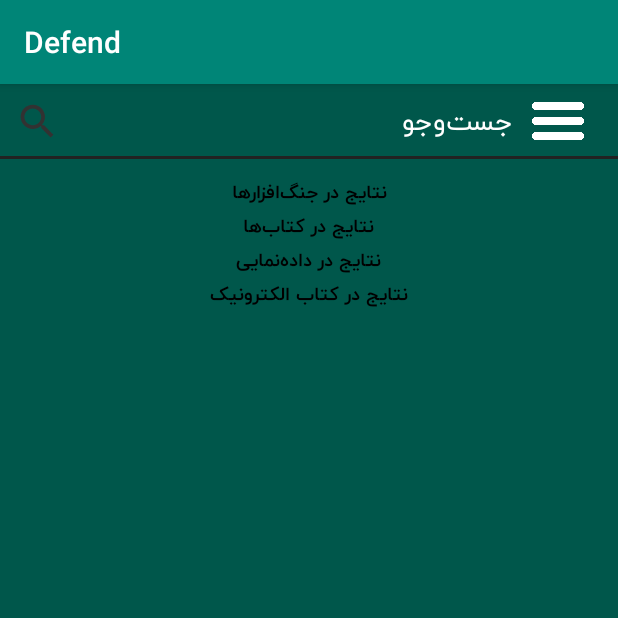
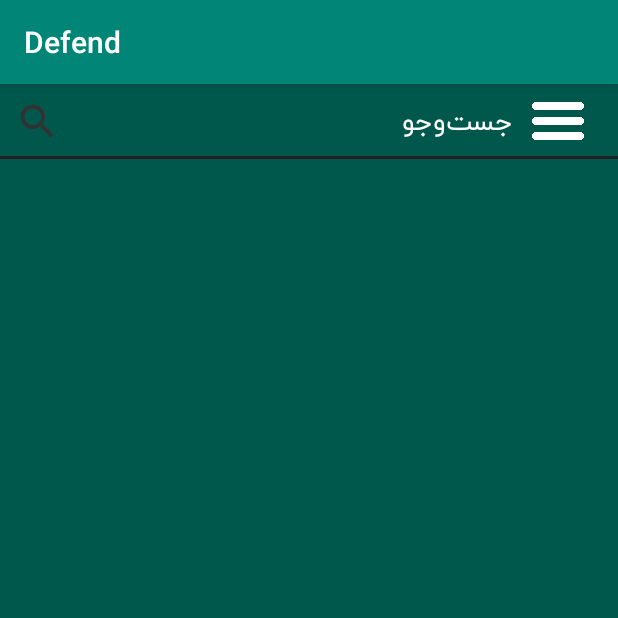
Before and after one commit to SinaZK/defend-android, an Android app: the fragment SearchFragment shown on its own in the app's theme, on a phone screen of 412 x 824 dp, the top half of it. Run offline under Robolectric (Android 15) with nearby library versions, the phone set to English and light mode, and no system bars; our stand-ins replace Volley.

Commit message:
Implement SearchFragment

```diff
--- a/app/src/main/java/com/defend/android/fragments/SearchFragment.java
+++ b/app/src/main/java/com/defend/android/fragments/SearchFragment.java
@@ -98,11 +98,11 @@ public class SearchFragment extends Fragment {
     private void initUI() {
         ResourceManager.getInstance().decorateTextView(noResultTextView, Color.BLACK, Constants.FONT_BOLD);
 
-        ResourceManager.getInstance().decorateTextView(atlasTextView, Color.BLACK, Constants.FONT_BOLD);
-        ResourceManager.getInstance().decorateTextView(ebookTextView, Color.BLACK, Constants.FONT_BOLD);
-        ResourceManager.getInstance().decorateTextView(bookTextView, Color.BLACK, Constants.FONT_BOLD);
-        ResourceManager.getInstance().decorateTextView(infoTextView, Color.BLACK, Constants.FONT_BOLD);
-        ResourceManager.getInstance().decorateTextView(magTextView, Color.BLACK, Constants.FONT_BOLD);
+        ResourceManager.getInstance().decorateTextView(atlasTextView, Color.parseColor("#222222"), Constants.FONT_BOLD);
+        ResourceManager.getInstance().decorateTextView(ebookTextView, Color.parseColor("#222222"), Constants.FONT_BOLD);
+        ResourceManager.getInstance().decorateTextView(bookTextView, Color.parseColor("#222222"), Constants.FONT_BOLD);
+        ResourceManager.getInstance().decorateTextView(infoTextView, Color.parseColor("#222222"), Constants.FONT_BOLD);
+        ResourceManager.getInstance().decorateTextView(magTextView, Color.parseColor("#222222"), Constants.FONT_BOLD);
 
         searchToolbar.setSearchListener(new SearchListener() {
             @Override
@@ -117,9 +117,9 @@ public class SearchFragment extends Fragment {
     }
 
     private void sendSearchRequest(String searchTerm) {
-//        if (searchTerm.length() == 0) {
-//            return;
-//        }
+        if (searchTerm.length() == 0) {
+            return;
+        }
 
         warfares.clear();
         infographics.clear();
--- a/app/src/main/res/layout/book_search_list_item.xml
+++ b/app/src/main/res/layout/book_search_list_item.xml
@@ -6,8 +6,7 @@
     android:focusable="true"
     android:clickable="true"
     android:stateListAnimator="@anim/lift"
-    android:id="@+id/parent"
-    android:layout_margin="5dp">
+    android:id="@+id/parent">
 
     <RelativeLayout xmlns:android="http://schemas.android.com/apk/res/android"
         android:layout_width="match_parent"
@@ -51,7 +50,8 @@
             android:layout_marginRight="5dp"
             android:layout_below="@id/view"
             android:layout_marginTop="20dp"
-            android:visibility="gone"/>
+            android:visibility="gone"
+            tools:ignore="RtlHardcoded" />
 
         <Button
             android:id="@+id/cart_btn"
--- a/app/src/main/res/layout/fragment_search.xml
+++ b/app/src/main/res/layout/fragment_search.xml
@@ -31,7 +31,9 @@
             android:layout_width="wrap_content"
             android:layout_height="wrap_content"
             android:layout_centerInParent="true"
-            android:text="@string/search_no_result"/>
+            android:textSize="20dp"
+            tools:ignore="SpUsage"
+            android:text="@string/search_no_result" />
 
     </RelativeLayout>
 
@@ -44,7 +46,8 @@
             android:id="@+id/result_parent"
             android:layout_width="match_parent"
             android:layout_height="wrap_content"
-            android:orientation="vertical">
+            android:orientation="vertical"
+            android:visibility="gone">
 
             <LinearLayout
                 android:layout_width="match_parent"
@@ -54,9 +57,13 @@
 
                 <TextView
                     android:id="@+id/atlas_result"
-                    android:layout_width="wrap_content"
+                    android:layout_width="match_parent"
                     android:layout_height="wrap_content"
-                    android:text="@string/search_atlas"/>
+                    android:text="@string/search_atlas"
+                    android:gravity="right"
+                    android:textSize="25dp"
+                    android:layout_marginBottom="10dp"
+                    tools:ignore="RtlHardcoded,SpUsage"/>
 
                 <android.support.v7.widget.RecyclerView
                     android:id="@+id/atlas_rv"
@@ -75,9 +82,13 @@
 
                 <TextView
                     android:id="@+id/book_result"
-                    android:layout_width="wrap_content"
+                    android:layout_width="match_parent"
                     android:layout_height="wrap_content"
-                    android:text="@string/search_book"/>
+                    android:text="@string/search_book"
+                    android:layout_marginBottom="10dp"
+                    android:gravity="right"
+                    android:textSize="25dp"
+                    tools:ignore="RtlHardcoded,SpUsage"/>
 
                 <android.support.v7.widget.RecyclerView
                     android:id="@+id/book_rv"
@@ -96,9 +107,13 @@
 
                 <TextView
                     android:id="@+id/info_result"
-                    android:layout_width="wrap_content"
+                    android:layout_width="match_parent"
                     android:layout_height="wrap_content"
-                    android:text="@string/search_infographic"/>
+                    android:text="@string/search_infographic"
+                    android:layout_marginBottom="10dp"
+                    android:gravity="right"
+                    android:textSize="25dp"
+                    tools:ignore="RtlHardcoded,SpUsage"/>
 
                 <android.support.v7.widget.RecyclerView
                     android:id="@+id/info_rv"
@@ -117,9 +132,13 @@
 
                 <TextView
                     android:id="@+id/ebook_result"
-                    android:layout_width="wrap_content"
+                    android:layout_width="match_parent"
                     android:layout_height="wrap_content"
-                    android:text="@string/search_ebook"/>
+                    android:text="@string/search_ebook"
+                    android:layout_marginBottom="10dp"
+                    android:gravity="right"
+                    android:textSize="20dp"
+                    tools:ignore="RtlHardcoded,SpUsage"/>
 
                 <android.support.v7.widget.RecyclerView
                     android:id="@+id/ebook_rv"
@@ -139,9 +158,13 @@
 
                 <TextView
                     android:id="@+id/magazine_result"
-                    android:layout_width="wrap_content"
+                    android:layout_width="match_parent"
                     android:layout_height="wrap_content"
-                    android:text="@string/search_mag"/>
+                    android:text="@string/search_mag"
+                    android:layout_marginBottom="10dp"
+                    android:gravity="right"
+                    android:textSize="20dp"
+                    tools:ignore="RtlHardcoded,SpUsage"/>
 
                 <android.support.v7.widget.RecyclerView
                     android:id="@+id/magazine_rv"
```
